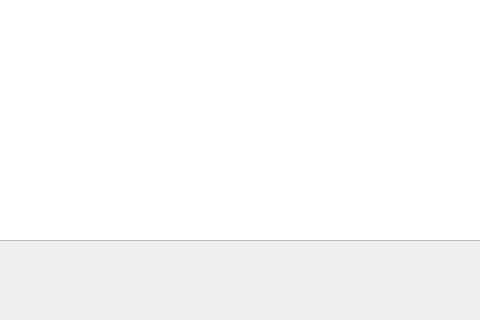
Old version of the form ui/databaser.ui in the repository verdenkaa/WarhammerDataSupport; both pictures show x 419 to 899 and y 280 to 600 of the 1319 by 600 pixel window.
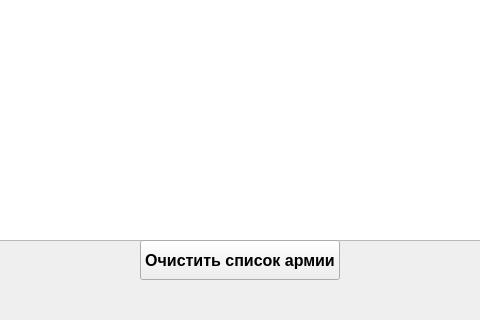
New version of the form.

Commit message:
Remove_army_button add
Добавлена кнопка очищения списка армии, добавлены комментарии

```diff
--- a/ui/databaser.ui
+++ b/ui/databaser.ui
@@ -62,6 +62,26 @@
      <number>100</number>
     </attribute>
    </widget>
+   <widget class="QPushButton" name="clear_list_button">
+    <property name="geometry">
+     <rect>
+      <x>559</x>
+      <y>520</y>
+      <width>200</width>
+      <height>40</height>
+     </rect>
+    </property>
+    <property name="font">
+     <font>
+      <pointsize>12</pointsize>
+      <weight>75</weight>
+      <bold>true</bold>
+     </font>
+    </property>
+    <property name="text">
+     <string>Очистить список армии</string>
+    </property>
+   </widget>
   </widget>
   <widget class="QMenuBar" name="menubar">
    <property name="geometry">
```
The commit also changes 9 other files.
